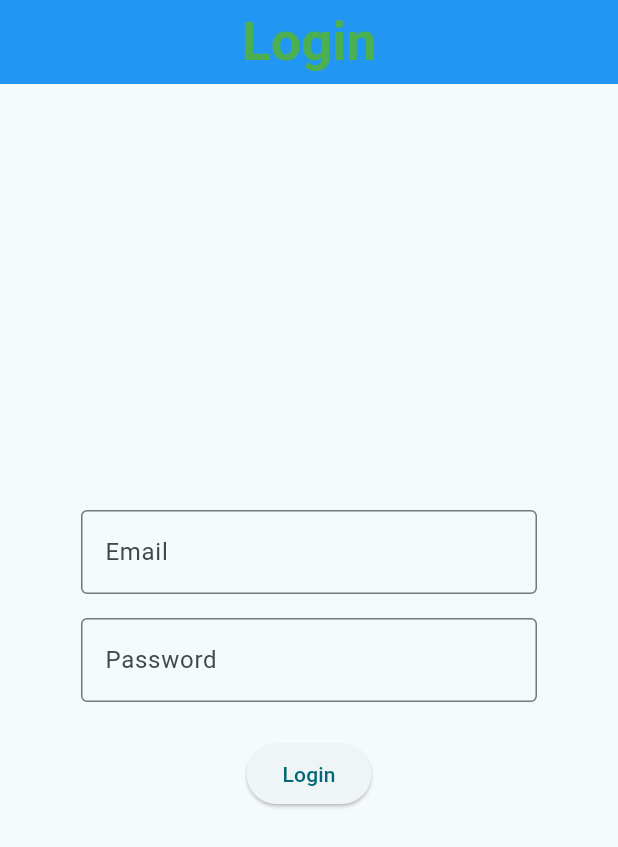
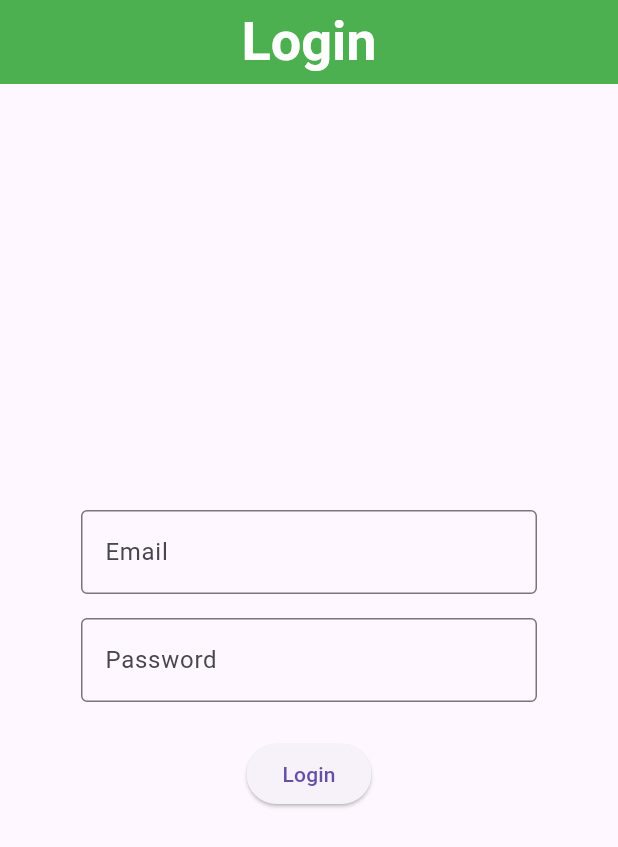
Before and after one commit to rwankurnia/erwan_kurnia, a Flutter app: the screen it shows after launch, on a phone screen of 412 x 824 dp. Shown: the top 847 px of the screen. Run offline on Flutter 3.47's test engine with Material 3 defaults, Android fonts, the phone set to English and light mode, and no system bars.

Commit message:
tugasweek1

```diff
--- a/lib/main.dart
+++ b/lib/main.dart
@@ -1,8 +1,13 @@
-import 'package:erwan_kurnia/tugas-week-01/tugas-01.dart';
+// import 'package:erwan_kurnia/tugas-week-01/tugas-01.dart';
 // import 'package:erwan_kurnia/day-4/layout_page.dart';
 // import 'package:erwan_kurnia/day-4/listview_page.dart';
 // import 'package:erwan_kurnia/day-4/listview_builder_page.dart';
 // import 'package:erwan_kurnia/day-4/listview_separated_page.dart';
+// import 'package:erwan_kurnia/day-4/gridview_page.dart';
+// import 'package:erwan_kurnia/day-4/gridview_builder_page.dart';
+// import 'package:erwan_kurnia/day-4/gridview_count_page.dart';
+// import 'package:erwan_kurnia/day-4/gridview_builder_page.dart';
+import 'package:erwan_kurnia/tugas-week-01/tugas-01.dart';
 import 'package:flutter/material.dart';
 void main() {
   runApp(const MyApp());
@@ -16,7 +21,19 @@ class MyApp extends StatelessWidget {
     return MaterialApp(
       title: '',
       theme: ThemeData(
-        colorScheme: ColorScheme.fromSeed(seedColor: const Color.fromARGB(255, 255, 255, 255)),
+        appBarTheme: const AppBarTheme(
+          centerTitle: true,
+          backgroundColor: Colors.green,
+          surfaceTintColor: Colors.green,
+          titleTextStyle: TextStyle(
+            color: Colors.white,
+            fontSize: 36,
+            fontWeight: FontWeight.bold
+          ),
+          iconTheme: IconThemeData(
+            color: Colors.white,
+          ),
+        ),
       ),
       home: LoginPage()
     );
--- a/lib/tugas-week-01/tugas-01.dart
+++ b/lib/tugas-week-01/tugas-01.dart
@@ -6,16 +6,7 @@ class LoginPage extends StatelessWidget {
   Widget build(BuildContext context) {
     return Scaffold(
       appBar: AppBar(
-              backgroundColor: Colors.blue,
-              title: Center(child:
-                Text('Login',
-                  style: TextStyle(
-                    color: Colors.green,
-                    fontSize: 36,
-                    fontWeight: FontWeight.bold,
-                  ),
-                ),
-              ),
+        title: Text('Login'),
       ),
       body: Padding(
         padding: const EdgeInsets.all(54.0),
@@ -38,8 +29,7 @@ class LoginPage extends StatelessWidget {
             ),
             SizedBox(height: 24),
             ElevatedButton(
-                            onPressed: () {
-                            },
+              onPressed: () {},
               child: Text('Login'),
             ),
           ],
```
Lines whose indentation alone changed are shown as unchanged.
